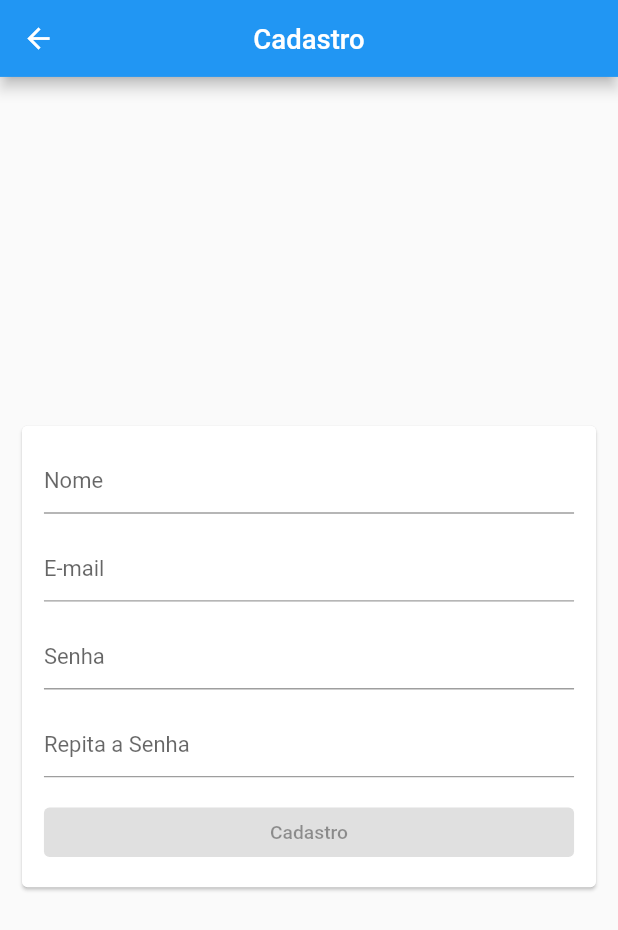
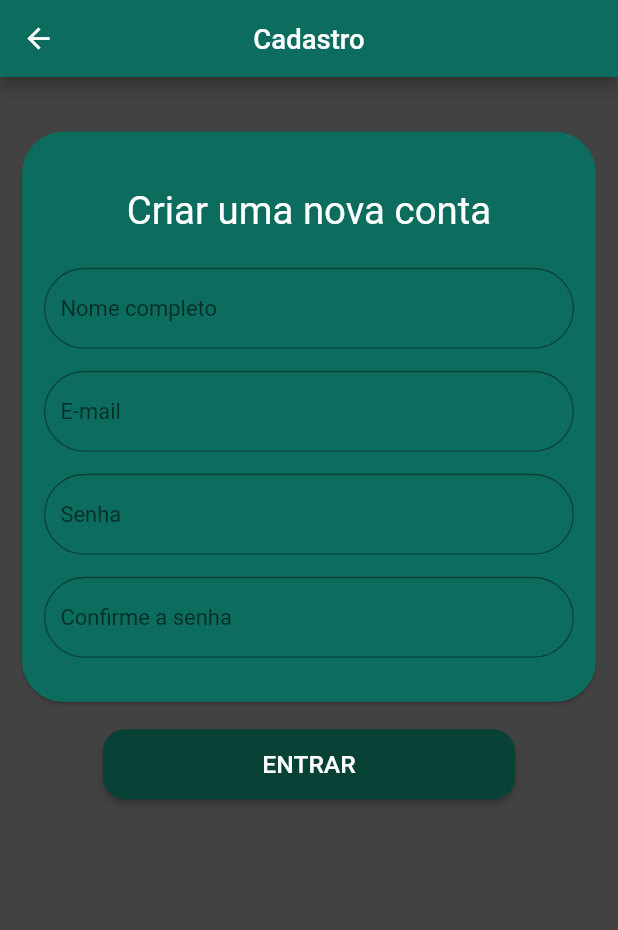
Before and after one commit to CharlestonRibeiro/App_controle_de_gastos, a Flutter app: the SignUpPage screen opened by its route, on a phone screen of 412 x 824 dp. Shown: the top 930 px of the screen. Run offline on Flutter 3.47's test engine with Material 2 defaults, Android fonts, the phone set to English and light mode, and no system bars; our stand-ins replace google_fonts, responsive_framework.

Commit message:
signUp page

```diff
--- a/lib/pages/login_page/login_page.dart
+++ b/lib/pages/login_page/login_page.dart
@@ -63,8 +63,7 @@
                             hintText: 'Senha',
                             border: OutlineInputBorder(
                                 borderRadius: BorderRadius.circular(30),
-                                borderSide:
-                                    const BorderSide(color: AppColors.linear))),
+                                )),
                       ),
                       const SizedBox(
                         height: 15,
--- a/lib/pages/singUp_page/signUp_page.dart
+++ b/lib/pages/singUp_page/signUp_page.dart
@@ -1,5 +1,6 @@
 // ignore_for_file: file_names
 
+import 'package:controle_de_mercado_vesao_local/themes/app_colors.dart';
 import 'package:flutter/material.dart';
 
 class SignUpPage extends StatelessWidget {
@@ -10,54 +11,121 @@
   @override
   Widget build(BuildContext context) {
     return Scaffold(
+      backgroundColor: Colors.grey.shade800,
       appBar: AppBar(
+         backgroundColor: AppColors.lightgreen,
         title: const Text('Cadastro'),
         centerTitle: true,
       ),
-      body: Center(
-        child: Card(
+      body: SingleChildScrollView(
+        child: Column(
+          children:[
+            const SizedBox(height: 40,),
+            Card(
+              color:AppColors.lightgreen,
               margin: const EdgeInsets.symmetric(horizontal: 16),
+              shape: RoundedRectangleBorder(
+                borderRadius: BorderRadius.circular(30),
+              ),
               child: Form(
                 child: ListView(
                     padding: const EdgeInsets.all(16),
                     shrinkWrap: true,
                     children: <Widget>[
+
+                    const SizedBox(height: 25,),
+
+                    const Center(
+                      child: Text('Criar uma nova conta',
+                      style: TextStyle(
+                        fontSize: 28,
+                        color: AppColors.white,
+
+                        ),
+                      )
+                     ),
+
+                     const SizedBox(height: 25,),
+
                      TextFormField(
-                      decoration: const InputDecoration(hintText: 'Nome'),
-                      keyboardType: TextInputType.name,
-                      validator: null),
-                  const SizedBox(
-                    height: 16,
-                  ),
-                  TextFormField(
-                      decoration: const InputDecoration(hintText: 'E-mail'),
-                      keyboardType: TextInputType.emailAddress,
-                      autocorrect: false,
-                      validator: null),
-                  const SizedBox(
-                    height: 16,
-                  ),
-                  TextFormField(
-                    decoration: const InputDecoration(hintText: 'Senha'),
-                    autocorrect: false,
-                    obscureText: true,
+                          controller: null,
+                          maxLines: null,
+                          decoration: InputDecoration(
+                              hintText: 'Nome completo',
+                              border: OutlineInputBorder(
+                                  borderRadius: BorderRadius.circular(30),
+                                 )),
                         ),
                       const SizedBox(
                         height: 16,
                       ),
                          TextFormField(
-                      decoration:
-                      const InputDecoration(hintText: 'Repita a Senha'),
-                      autocorrect: false,
-                      obscureText: true,
-                      validator: null),
+                          controller: null,
+                          maxLines: null,
+                          decoration: InputDecoration(
+                              hintText: 'E-mail',
+                              border: OutlineInputBorder(
+                                  borderRadius: BorderRadius.circular(30),
+                                 )),
+                        ),
                       const SizedBox(
                         height: 16,
                       ),
-                  const ElevatedButton(
-                      onPressed: null, child: Text('Cadastro')),
+                       TextFormField(
+                          controller: null,
+                          maxLines: null,
+                          decoration: InputDecoration(
+                              hintText: 'Senha',
+                              border: OutlineInputBorder(
+                                  borderRadius: BorderRadius.circular(30),
+                                 )),
+                        ),
+                      const SizedBox(
+                        height: 16,
+                      ),
+                         TextFormField(
+                          controller: null,
+                          maxLines: null,
+                          decoration: InputDecoration(
+                              hintText: 'Confirme a senha',
+                              border: OutlineInputBorder(
+                                  borderRadius: BorderRadius.circular(30),
+                                 )),
+                        ),
+                      const SizedBox(
+                        height: 16,
+                      ),
+
                     ]),
               ),
+            ),
+
+            const SizedBox(height: 20,),
+
+            ElevatedButton(
+                          onPressed: () {},
+                          style: ButtonStyle(
+                            backgroundColor:
+                                MaterialStateProperty.all<Color>(AppColors.green),
+                            shape: MaterialStateProperty.all(
+                              RoundedRectangleBorder(
+                                borderRadius: BorderRadius.circular(16.0),
+                              ),
+                            ),
+                          ),
+                          child: const Padding(
+                            padding: EdgeInsets.only(right: 100, left: 100, bottom: 15, top: 15),
+                            child: Text(
+                              'ENTRAR',
+                              style: TextStyle(
+                                fontSize: 18,
+                              ),
+                            ),
+                          ),
+                        ),
+
+
+          ],
         ),
       ),
     );
```
Lines whose indentation alone changed are shown as unchanged.
